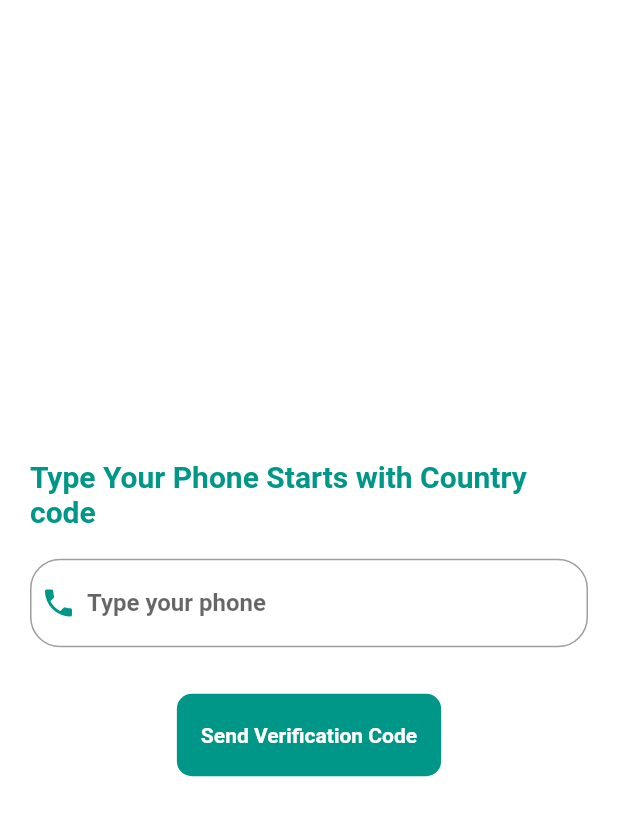
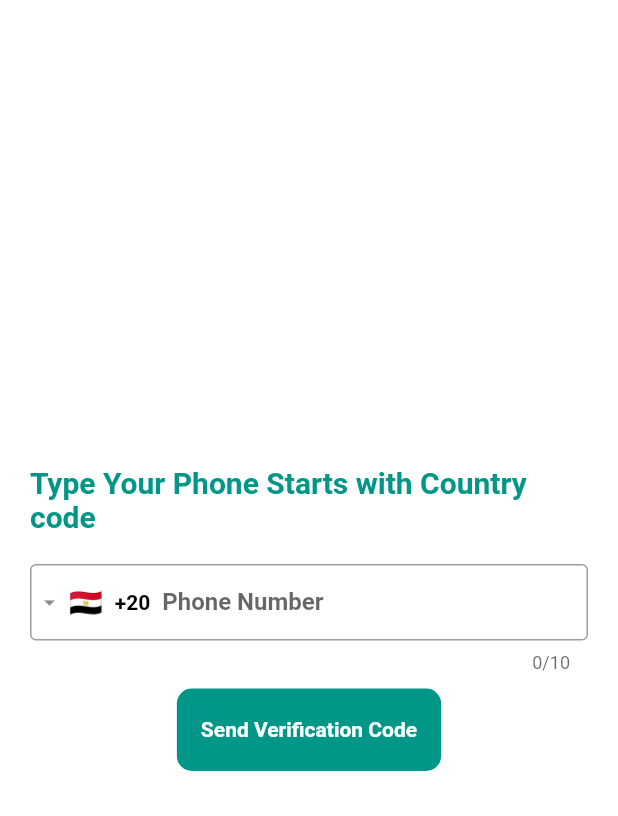
Before and after one commit to AbdoBarakatDev/Daftary, a Flutter app: the screen it shows after launch, on a phone screen of 412 x 824 dp. Shown: the top 816 px of the screen. Run offline on Flutter 3.47's test engine with Material 2 defaults, Android fonts, the phone set to English and light mode, and no system bars; drawn by our look-alikes of intl_phone_field; our stand-ins replace equatable, firebase_auth, firebase_core, flutter_bloc, fluttertoast, hexcolor and 4 more; accounts and stored records are empty.

Commit message:
Edit phone auth screen

```diff
--- a/lib/core/shared/widgets/default_text_form_field.dart
+++ b/lib/core/shared/widgets/default_text_form_field.dart
@@ -20,19 +20,21 @@ class DefaultTextFormFieldWidget extends StatelessWidget {
   final TextEditingController? controller;
   final String? Function(String?)? validatorFunction;
   final double? borderRadius;
-  final Color borderColor = Colors.grey;
-  final double borderSize = 1;
-  final bool hidden = false;
+  final Color? borderColor;
+  final double? borderSize;
+  final bool? hidden;
   final TextInputAction? textInputAction;
   final TextInputType? textInputType;
   final bool autoCorrect = false;
-  final int maxLines = 1;
+  final int? maxLines;
   final TextDirection? textDirection;
   final Key? textFieldKey;
   final Color? cursorColor;
   final int? maxLength;
   final double? height;
   final bool? isDense;
+  final Iterable<String>? autofillHints;
+  final TextAlign? textAlign;
   final EdgeInsets? contentPadding;
   const DefaultTextFormFieldWidget(
       {Key? key,
@@ -59,7 +61,13 @@ class DefaultTextFormFieldWidget extends StatelessWidget {
       this.maxLength,
       this.contentPadding,
       this.height,
-      this.isDense})
+      this.isDense,
+      this.textAlign,
+      this.autofillHints,
+      this.borderColor,
+      this.borderSize,
+      this.hidden,
+      this.maxLines})
       : super(key: key);
 
   @override
@@ -67,15 +75,17 @@ class DefaultTextFormFieldWidget extends StatelessWidget {
     return SizedBox(
       height: height ?? 60,
       child: TextFormField(
+        autofillHints: autofillHints,
+        textAlign: textAlign ?? TextAlign.center,
         autocorrect: autoCorrect,
-        maxLines: maxLines,
+        maxLines: maxLines ?? 1,
         key: textFieldKey,
         cursorColor: cursorColor,
         maxLength: maxLength,
         textInputAction: textInputAction,
         keyboardType: textInputType,
         enabled: enabled,
-        obscureText: hidden,
+        obscureText: hidden ?? false,
         style: textStyle,
         controller: controller,
         validator: validatorFunction,
@@ -111,15 +121,18 @@ class DefaultTextFormFieldWidget extends StatelessWidget {
           suffix: Padding(
               padding: const EdgeInsets.only(right: 10), child: suffixIcon),
           border: OutlineInputBorder(
-            borderSide: BorderSide(width: borderSize, color: borderColor),
+            borderSide: BorderSide(
+                width: borderSize ?? 1, color: borderColor ?? Colors.grey),
             borderRadius: BorderRadius.circular(borderRadius ?? 0),
           ),
           enabledBorder: OutlineInputBorder(
-            borderSide: BorderSide(width: borderSize, color: borderColor),
+            borderSide: BorderSide(
+                width: borderSize ?? 1, color: borderColor ?? Colors.grey),
             borderRadius: BorderRadius.circular(borderRadius ?? 0),
           ),
           disabledBorder: OutlineInputBorder(
-            borderSide: BorderSide(width: borderSize, color: borderColor),
+            borderSide: BorderSide(
+                width: borderSize ?? 1, color: borderColor ?? Colors.grey),
             borderRadius: BorderRadius.circular(borderRadius ?? 0),
           ),
         ),
--- a/lib/shared_featuers/auth_feature/controller/phone_auth_cubit.dart
+++ b/lib/shared_featuers/auth_feature/controller/phone_auth_cubit.dart
@@ -12,18 +12,19 @@ class PhoneAuthCubit extends Cubit<PhoneAuthStates> {
   PhoneAuthCubit() : super(PhoneAuthInitialStates());
   static PhoneAuthCubit get(BuildContext context) => BlocProvider.of(context);
 
+  String fullPhoneNumber = "";
+
   validatePhone(String phone) {
     String result = "";
-    if (!phone.startsWith("+")) {
-      result = "Phone should start with Country code i.e +20 for Egypt";
-      emit(PhoneAuthValidationStates());
-    } else if (phone.length < 13) {
-      result = "Type a correct phone number";
-      emit(PhoneAuthValidationStates());
-    } else {
-      return;
+    String pattern = r'/^([+]\d{2})?\d{10}$/';
+    RegExp regex = RegExp(pattern);
+    if (phone.isEmpty) {
+      result = 'Please enter mobile number';
+    } else if (!regex.hasMatch(phone.trim().toString())) {
+      log("===================>>>>Not Valid Number");
+      result = 'Please enter valid mobile number';
     }
-
+    fullPhoneNumber = phone;
     return result;
   }
 
--- a/lib/shared_featuers/auth_feature/view/screens/phone_auth_screen.dart
+++ b/lib/shared_featuers/auth_feature/view/screens/phone_auth_screen.dart
@@ -1,3 +1,5 @@
+import 'dart:developer';
+
 import 'package:daftary_app/core/shared/styles/colors.dart';
 import 'package:daftary_app/core/shared/widgets/default_material_button.dart';
 import 'package:daftary_app/core/shared/widgets/default_text_form_field.dart';
@@ -5,6 +7,7 @@ import 'package:daftary_app/core/shared/widgets/loading_widget.dart';
 import 'package:daftary_app/shared_featuers/auth_feature/controller/phone_auth_cubit.dart';
 import 'package:daftary_app/shared_featuers/auth_feature/controller/phone_auth_states.dart';
 import 'package:daftary_app/shared_featuers/auth_feature/view/screens/phone_otp_screen.dart';
+import 'package:daftary_app/shared_featuers/auth_feature/view/widgets/phone_picker_widget.dart';
 import 'package:flutter/material.dart';
 import 'package:flutter_bloc/flutter_bloc.dart';
 
@@ -37,20 +40,16 @@ class PhoneAuthScreen extends StatelessWidget {
                         const SizedBox(
                           height: 20,
                         ),
-                        DefaultTextFormFieldWidget(
-                          height: 80,
-                          hintText: "Type your phone",
-                          textInputType: TextInputType.phone,
-                          borderRadius: 20,
-                          controller: phoneController,
-                          prefix: const Icon(
-                            Icons.phone,
-                            color: defaultAppColor,
-                          ),
-                          validatorFunction: (val) {
+                        PhonePickerWidget(
+                          onSaved: (value) {
+                            log("on Saved Complete Number: ${value!.completeNumber.toString()}");
+                          },
+                          validator: (phone) {
+                            log("on validator Complete Number: ${phone!.completeNumber.toString()}");
                             return PhoneAuthCubit.get(context)
-                                .validatePhone(phoneController.text);
+                                .validatePhone(phone.completeNumber);
                           },
+                          phoneController: phoneController,
                         ),
                         const SizedBox(
                           height: 10,
@@ -66,10 +65,13 @@ class PhoneAuthScreen extends StatelessWidget {
                                 isSelected: true,
                                 textColor: secondAppColor,
                                 function: () {
+                                  log("=====>Phone Controller is ${PhoneAuthCubit.get(context).fullPhoneNumber}");
                                   if (_formKey.currentState!.validate()) {
                                     PhoneAuthCubit.get(context)
                                         .sendPhoneVerification(
-                                            context, phoneController.text);
+                                            context,
+                                            PhoneAuthCubit.get(context)
+                                                .fullPhoneNumber);
                                   }
                                 },
                                 text: "Send Verification Code"),
--- /dev/null
+++ b/lib/shared_featuers/auth_feature/view/widgets/phone_picker_widget.dart
@@ -0,0 +1,66 @@
+import 'dart:async';
+import 'dart:developer';
+
+import 'package:flutter/material.dart';
+import 'package:flutter/services.dart';
+import 'package:intl_phone_field/intl_phone_field.dart';
+import 'package:intl_phone_field/phone_number.dart';
+
+class PhonePickerWidget extends StatelessWidget {
+  final TextEditingController? phoneController;
+  final bool? isDense;
+  final String? initialCountryCode;
+  final String? labelText;
+  final TextInputType? keyboardType;
+  final ValueChanged<void>? onChanged;
+  final ValueChanged<void>? onCountryChanged;
+  final void Function(PhoneNumber?)? onSaved;
+  final FutureOr<String?> Function(PhoneNumber?)? validator;
+  final InputBorder? border;
+  final List<TextInputFormatter>? inputFormatters;
+
+  const PhonePickerWidget(
+      {Key? key,
+      this.phoneController,
+      this.isDense,
+      this.initialCountryCode,
+      this.keyboardType,
+      this.onChanged,
+      this.onCountryChanged,
+      this.onSaved,
+      this.labelText,
+      this.validator,
+      this.border,
+      this.inputFormatters})
+      : super(key: key);
+
+  @override
+  Widget build(BuildContext context) {
+    return IntlPhoneField(
+      initialCountryCode: initialCountryCode ?? "EG",
+      controller: phoneController,
+      decoration: InputDecoration(
+        isDense: isDense ?? true,
+        labelText: labelText ?? 'Phone Number',
+        border: border ??
+            const OutlineInputBorder(
+              borderSide: BorderSide(),
+            ),
+      ),
+      keyboardType: keyboardType ?? TextInputType.phone,
+      inputFormatters:
+          inputFormatters ?? [FilteringTextInputFormatter.digitsOnly],
+      validator: validator,
+      onChanged: onChanged,
+      onSaved: onSaved ??
+          (newValue) {
+            // fullMobileNumberWithCode = newValue!.completeNumber.toString();
+            log('phoneController on: ${phoneController!.text}');
+          },
+      onCountryChanged: onCountryChanged ??
+          (country) {
+            log('Country changed to: ${country.name}');
+          },
+    );
+  }
+}
--- a/pubspec.yaml
+++ b/pubspec.yaml
@@ -38,6 +38,7 @@ dependencies:
   flutter_bloc: ^8.1.1
   fluttertoast: ^8.1.1
   hexcolor: ^3.0.1
+  intl_phone_field: ^3.1.0
   otp_text_field: ^1.1.3
   pin_code_fields: ^7.4.0
   pinput: ^2.2.16
```
Also changed, not shown: lib/shared_featuers/auth_feature/view/screens/phone_otp_screen.dart (+6 -2 lines), pubspec.lock.
